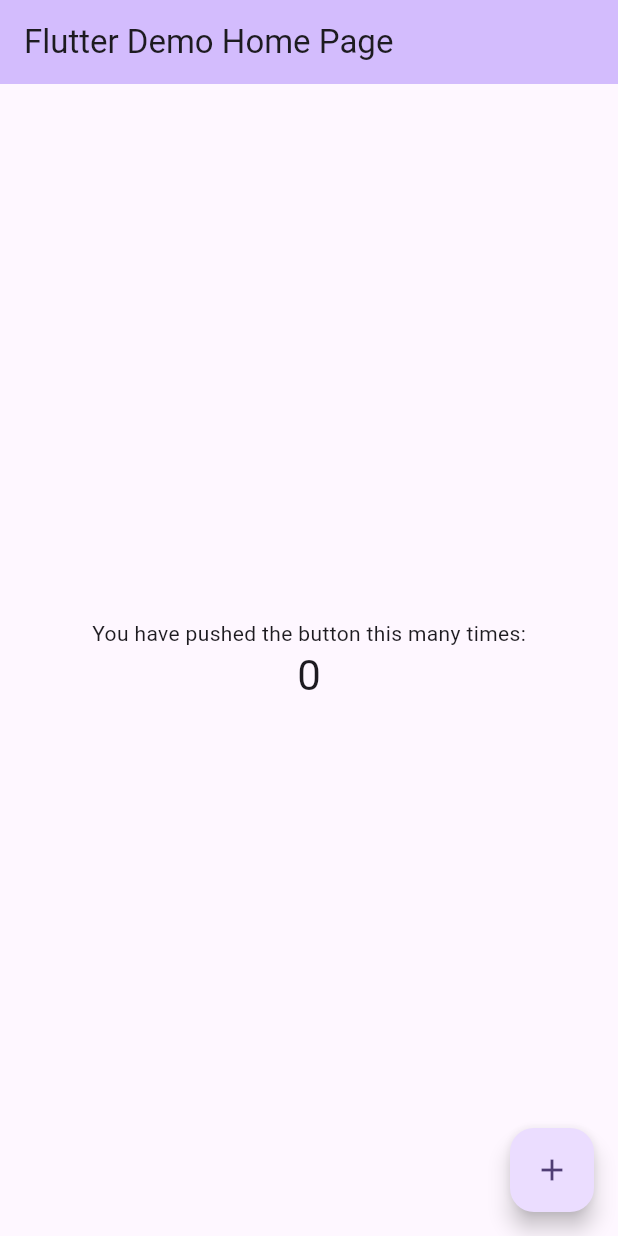
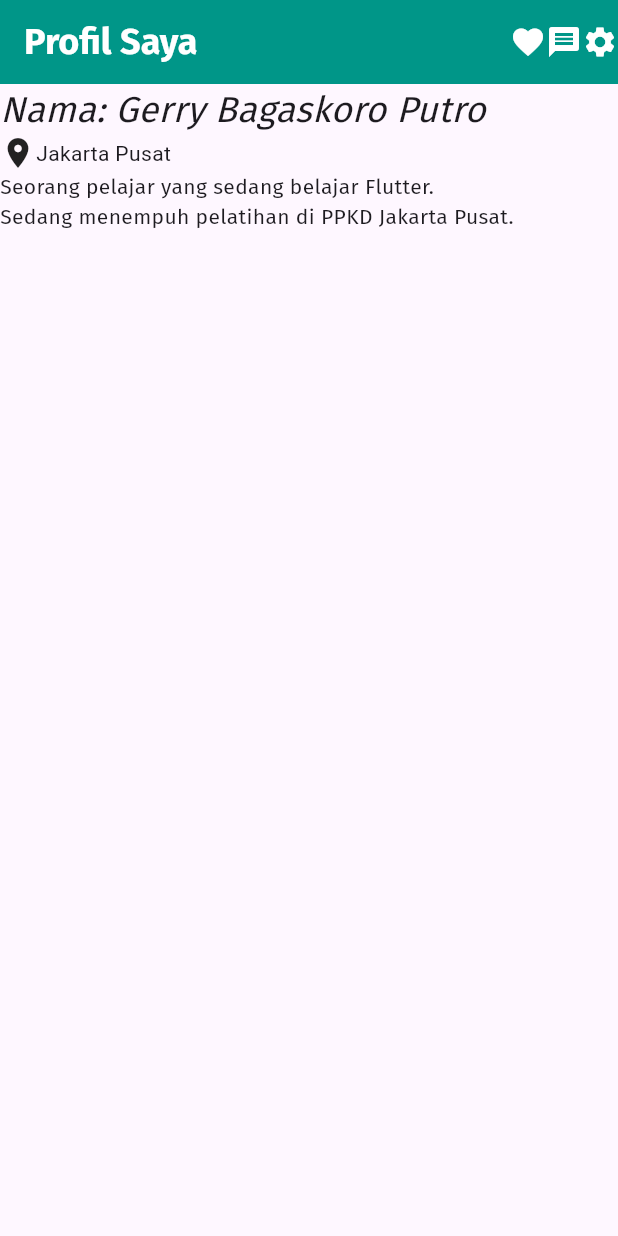
Before and after one commit to gerrybagaskoro/test_flutter_dart_github, a Flutter app: the screen it shows after launch, on a phone screen of 412 x 824 dp. Run offline on Flutter 3.47's test engine with Material 3 defaults, Android fonts, the phone set to English and light mode, and no system bars.

Commit message:
Menyelesaikan Tugas 1 Flutter

```diff
--- a/lib/main.dart
+++ b/lib/main.dart
@@ -1,4 +1,5 @@
 import 'package:flutter/material.dart';
+import 'package:ppkdjp_mpro_b3_2025/start.dart';
 
 void main() {
   runApp(const MyApp());
@@ -30,93 +31,7 @@
         // tested with just a hot reload.
         colorScheme: ColorScheme.fromSeed(seedColor: Colors.deepPurple),
       ),
-      home: const MyHomePage(title: 'Flutter Demo Home Page'),
+      home: StartWidget(),
     );
   }
 }
-
-class MyHomePage extends StatefulWidget {
-  const MyHomePage({super.key, required this.title});
-
-  // This widget is the home page of your application. It is stateful, meaning
-  // that it has a State object (defined below) that contains fields that affect
-  // how it looks.
-
-  // This class is the configuration for the state. It holds the values (in this
-  // case the title) provided by the parent (in this case the App widget) and
-  // used by the build method of the State. Fields in a Widget subclass are
-  // always marked "final".
-
-  final String title;
-
-  @override
-  State<MyHomePage> createState() => _MyHomePageState();
-}
-
-class _MyHomePageState extends State<MyHomePage> {
-  int _counter = 0;
-
-  void _incrementCounter() {
-    setState(() {
-      // This call to setState tells the Flutter framework that something has
-      // changed in this State, which causes it to rerun the build method below
-      // so that the display can reflect the updated values. If we changed
-      // _counter without calling setState(), then the build method would not be
-      // called again, and so nothing would appear to happen.
-      _counter++;
-    });
-  }
-
-  @override
-  Widget build(BuildContext context) {
-    // This method is rerun every time setState is called, for instance as done
-    // by the _incrementCounter method above.
-    //
-    // The Flutter framework has been optimized to make rerunning build methods
-    // fast, so that you can just rebuild anything that needs updating rather
-    // than having to individually change instances of widgets.
-    return Scaffold(
-      appBar: AppBar(
-        // TRY THIS: Try changing the color here to a specific color (to
-        // Colors.amber, perhaps?) and trigger a hot reload to see the AppBar
-        // change color while the other colors stay the same.
-        backgroundColor: Theme.of(context).colorScheme.inversePrimary,
-        // Here we take the value from the MyHomePage object that was created by
-        // the App.build method, and use it to set our appbar title.
-        title: Text(widget.title),
-      ),
-      body: Center(
-        // Center is a layout widget. It takes a single child and positions it
-        // in the middle of the parent.
-        child: Column(
-          // Column is also a layout widget. It takes a list of children and
-          // arranges them vertically. By default, it sizes itself to fit its
-          // children horizontally, and tries to be as tall as its parent.
-          //
-          // Column has various properties to control how it sizes itself and
-          // how it positions its children. Here we use mainAxisAlignment to
-          // center the children vertically; the main axis here is the vertical
-          // axis because Columns are vertical (the cross axis would be
-          // horizontal).
-          //
-          // TRY THIS: Invoke "debug painting" (choose the "Toggle Debug Paint"
-          // action in the IDE, or press "p" in the console), to see the
-          // wireframe for each widget.
-          mainAxisAlignment: MainAxisAlignment.center,
-          children: <Widget>[
-            const Text('You have pushed the button this many times:'),
-            Text(
-              '$_counter',
-              style: Theme.of(context).textTheme.headlineMedium,
-            ),
-          ],
-        ),
-      ),
-      floatingActionButton: FloatingActionButton(
-        onPressed: _incrementCounter,
-        tooltip: 'Increment',
-        child: const Icon(Icons.add),
-      ), // This trailing comma makes auto-formatting nicer for build methods.
-    );
-  }
-}
--- /dev/null
+++ b/lib/start.dart
@@ -0,0 +1,69 @@
+import 'package:flutter/material.dart';
+
+class StartWidget extends StatelessWidget {
+  const StartWidget({super.key});
+
+  @override
+  // Menggunakan Widget Scaffold untuk membuat struktur dasar aplikasi
+  Widget build(BuildContext context) {
+    return Scaffold(
+      /*
+    Instruksi Tugas:
+    Judul App Bar: 'Profil Saya'
+    */
+      appBar: AppBar(
+        title: Text(
+          "Profil Saya",
+          style: TextStyle(
+            fontFamily: "FiraSans",
+            fontSize: 24,
+            fontWeight: FontWeight.bold,
+            color: Colors.white,
+          ),
+        ),
+        backgroundColor: Colors.teal,
+        actions: [
+          Icon(Icons.favorite, color: Colors.white),
+          Icon(Icons.message, color: Colors.white),
+          Icon(Icons.settings, color: Colors.white),
+        ],
+      ),
+      /*
+      Body menggunakan Column berisi informasi profil
+      */
+      body: Column(
+        crossAxisAlignment: CrossAxisAlignment.start,
+        children: [
+          /*
+          Baris 1: Nama lengkap menggunakan Text dengan ukuran font besar
+          */
+          Text(
+            "Nama: Gerry Bagaskoro Putro",
+            style: TextStyle(
+              fontSize: 24,
+              fontStyle: FontStyle.italic,
+              fontFamily: "FiraSans",
+            ),
+          ),
+          /*
+          Baris 2: Menggukanan Row yang berisi Icon(Icons.location_on) dan
+          nama kota
+          */
+          Row(children: [Icon(Icons.location_on), Text("Jakarta Pusat")]),
+          /*
+          Baris 3: Deskripsi singkat tentang diri (gunakan Text dengan font
+          ukuran kecil)
+          */
+          Text(
+            "Seorang pelajar yang sedang belajar Flutter.",
+            style: TextStyle(fontFamily: "FiraSans"),
+          ),
+          Text(
+            "Sedang menempuh pelatihan di PPKD Jakarta Pusat.",
+            style: TextStyle(fontFamily: "FiraSans"),
+          ),
+        ],
+      ),
+    );
+  }
+}
```
Also changed, not shown: pubspec.yaml (+6 -6 lines), assets/fonts/FiraSans-Bold.ttf (added), assets/fonts/FiraSans-Regular.ttf (added).
